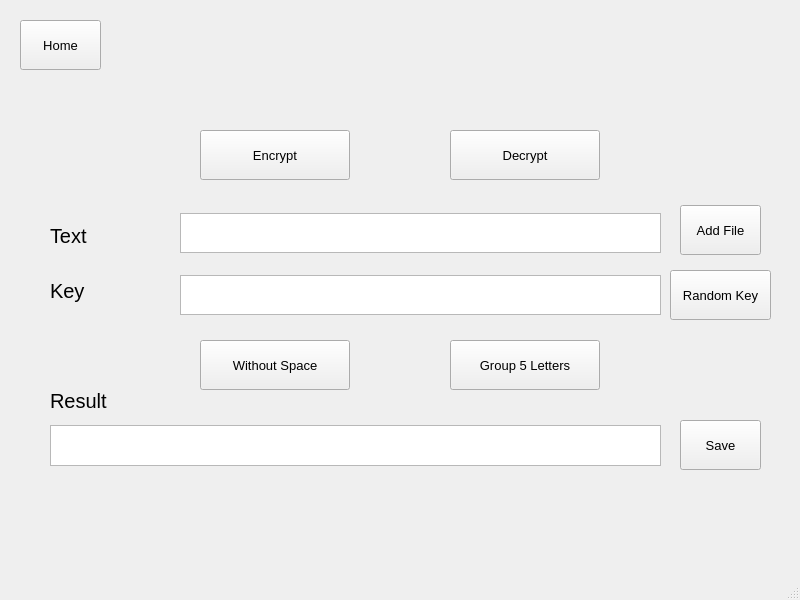
Qt form cipher.ui (brandonjonathann/kriptomanjaa) before a commit.
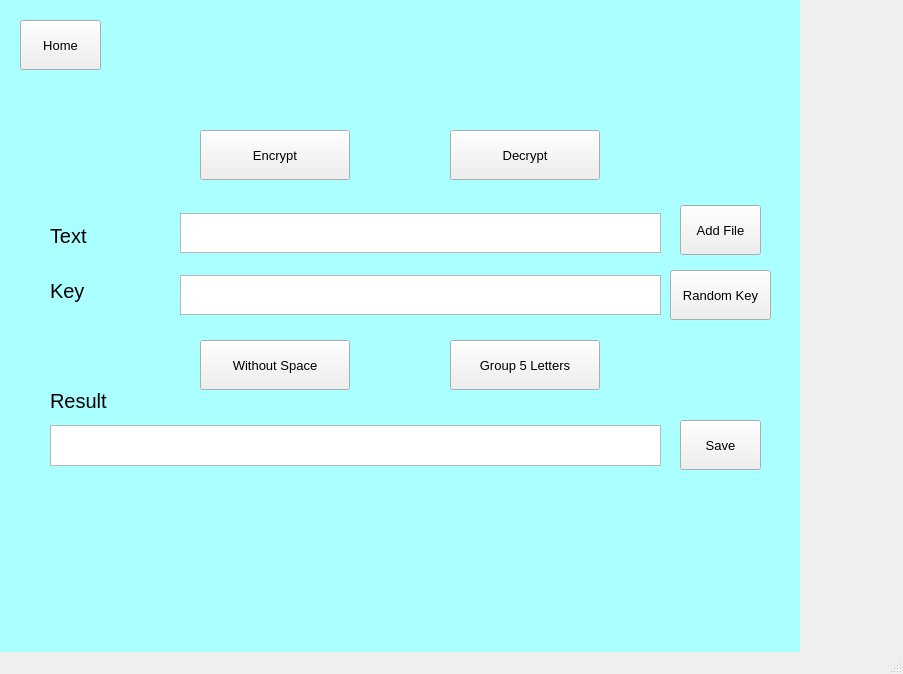
The same form after that commit.

Diff of the .ui file:
```diff
--- a/cipher.ui
+++ b/cipher.ui
@@ -6,8 +6,8 @@
    <rect>
     <x>0</x>
     <y>0</y>
-    <width>800</width>
-    <height>600</height>
+    <width>903</width>
+    <height>674</height>
    </rect>
   </property>
   <property name="windowTitle">
@@ -290,6 +290,36 @@
      <string>Text</string>
     </property>
    </widget>
+   <widget class="QWidget" name="widget" native="true">
+    <property name="geometry">
+     <rect>
+      <x>0</x>
+      <y>0</y>
+      <width>800</width>
+      <height>761</height>
+     </rect>
+    </property>
+    <property name="styleSheet">
+     <string notr="true">background-color: rgb(170, 255, 255);</string>
+    </property>
+   </widget>
+   <zorder>widget</zorder>
+   <zorder>pushButton_10</zorder>
+   <zorder>label_2</zorder>
+   <zorder>label</zorder>
+   <zorder>textEdit</zorder>
+   <zorder>pushButton_11</zorder>
+   <zorder>label_3</zorder>
+   <zorder>textEdit_2</zorder>
+   <zorder>label_4</zorder>
+   <zorder>textBrowser</zorder>
+   <zorder>pushButton_12</zorder>
+   <zorder>pushButton_13</zorder>
+   <zorder>pushButton_6</zorder>
+   <zorder>pushButton_7</zorder>
+   <zorder>pushButton_8</zorder>
+   <zorder>pushButton_9</zorder>
+   <zorder>label_5</zorder>
   </widget>
   <widget class="QMenuBar" name="menubar">
    <property name="geometry">
```
Left out of the diff: 2 changed lines with no effect on the pictures.
